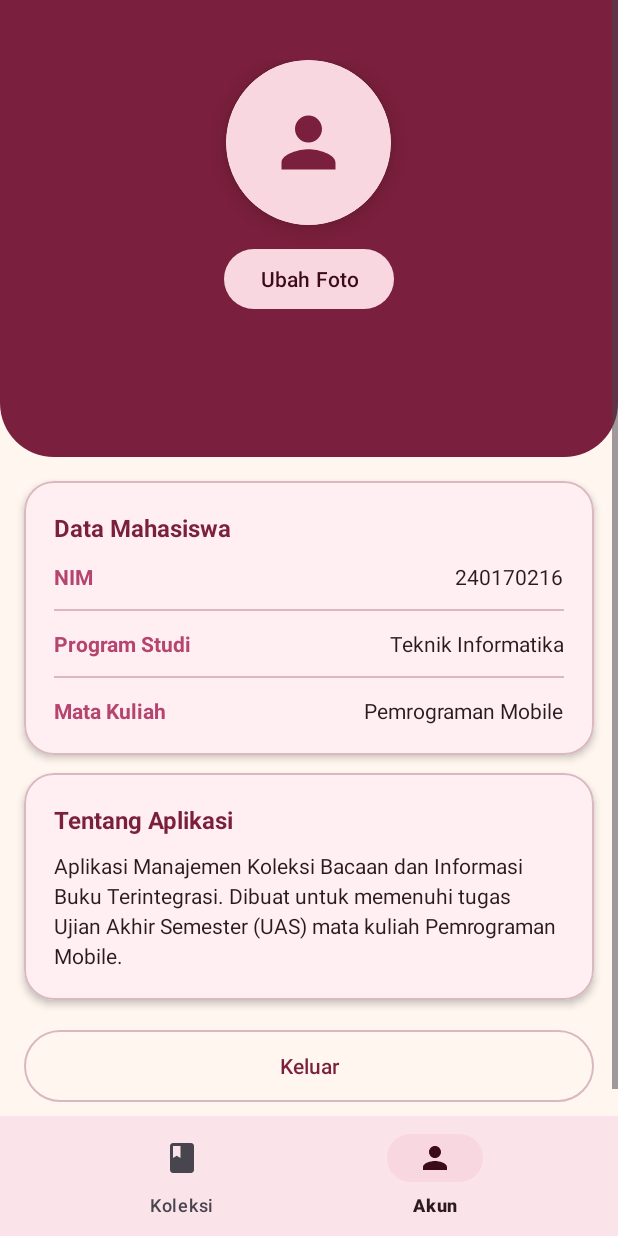
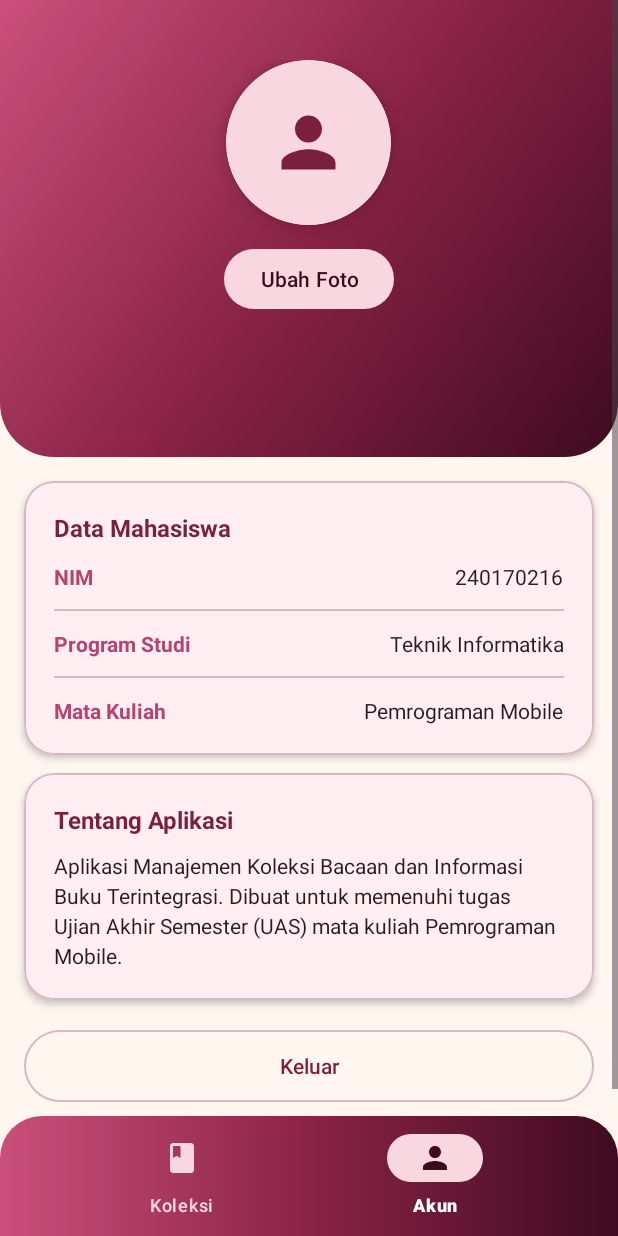
Before and after one commit to naghiya/koleksi-bacaan, an Android app: the screen it shows after launch once a user with an empty profile is signed in (MainActivity), item 2 of the bottom bar chosen, on a phone screen of 412 x 824 dp. Run offline under Robolectric (Android 15) with nearby library versions, the phone set to English and light mode, and no system bars; our stand-ins replace Firebase (no records; nobody signed in at launch, a user with empty details on screens opened directly).

Commit message:
Samakan gradasi menu bawah dengan header

```diff
--- /dev/null
+++ b/app/src/main/res/color/nav_icon_color.xml
@@ -0,0 +1,5 @@
+<?xml version="1.0" encoding="utf-8"?>
+<selector xmlns:android="http://schemas.android.com/apk/res/android">
+    <item android:color="@color/kb_on_primary_container" android:state_checked="true" />
+    <item android:color="@color/kb_primary_container" />
+</selector>
--- /dev/null
+++ b/app/src/main/res/color/nav_text_color.xml
@@ -0,0 +1,5 @@
+<?xml version="1.0" encoding="utf-8"?>
+<selector xmlns:android="http://schemas.android.com/apk/res/android">
+    <item android:color="#FFFFFF" android:state_checked="true" />
+    <item android:color="@color/kb_primary_container" />
+</selector>
--- a/app/src/main/res/drawable/bg_header.xml
+++ b/app/src/main/res/drawable/bg_header.xml
@@ -1,7 +1,12 @@
 <?xml version="1.0" encoding="utf-8"?>
 <shape xmlns:android="http://schemas.android.com/apk/res/android"
     android:shape="rectangle">
-    <solid android:color="@color/kb_primary" />
+    <gradient
+        android:angle="315"
+        android:centerColor="#8A2346"
+        android:endColor="#3E0B1F"
+        android:startColor="#C9507A"
+        android:type="linear" />
     <corners
         android:bottomLeftRadius="36dp"
         android:bottomRightRadius="36dp" />
--- /dev/null
+++ b/app/src/main/res/drawable/bg_nav.xml
@@ -0,0 +1,13 @@
+<?xml version="1.0" encoding="utf-8"?>
+<shape xmlns:android="http://schemas.android.com/apk/res/android"
+    android:shape="rectangle">
+    <gradient
+        android:angle="0"
+        android:centerColor="#8A2346"
+        android:endColor="#3E0B1F"
+        android:startColor="#C9507A"
+        android:type="linear" />
+    <corners
+        android:topLeftRadius="28dp"
+        android:topRightRadius="28dp" />
+</shape>
--- a/app/src/main/res/layout/activity_main.xml
+++ b/app/src/main/res/layout/activity_main.xml
@@ -527,10 +527,20 @@
         </ScrollView>
     </FrameLayout>
 
-    <com.google.android.material.bottomnavigation.BottomNavigationView
-        android:id="@+id/bottomNav"
+    <LinearLayout
         android:layout_width="match_parent"
         android:layout_height="wrap_content"
-        app:backgroundTint="@color/kb_nav"
-        app:menu="@menu/menu_bottom_nav" />
+        android:background="@drawable/bg_nav">
+
+        <com.google.android.material.bottomnavigation.BottomNavigationView
+            android:id="@+id/bottomNav"
+            android:layout_width="match_parent"
+            android:layout_height="wrap_content"
+            android:background="@android:color/transparent"
+            app:backgroundTint="@android:color/transparent"
+            app:elevation="0dp"
+            app:itemIconTint="@color/nav_icon_color"
+            app:itemTextColor="@color/nav_text_color"
+            app:menu="@menu/menu_bottom_nav" />
+    </LinearLayout>
 </LinearLayout>
```
